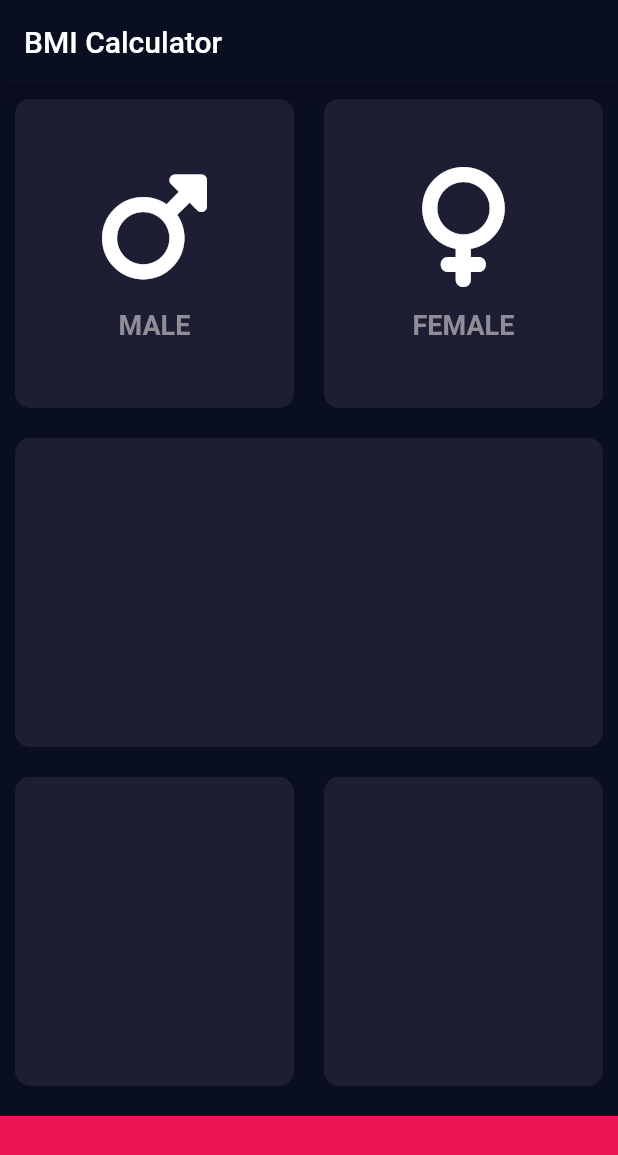
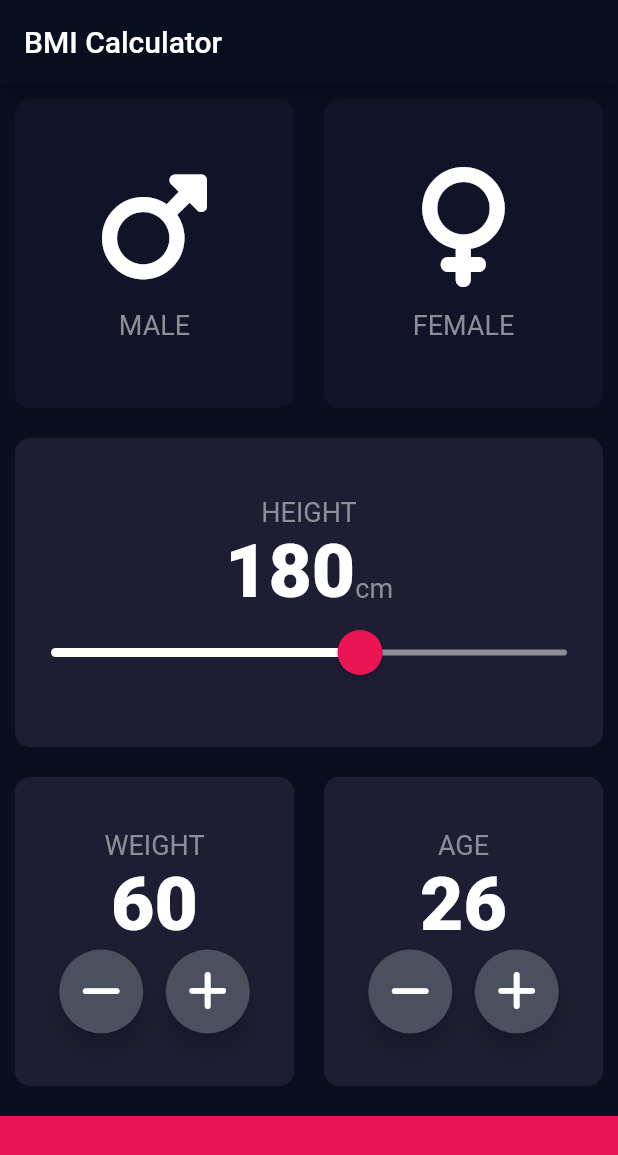
Before and after one commit to lukiszp/bmi_calc, a Flutter app: the screen it shows after launch, on a phone screen of 412 x 824 dp. Shown: the top 1155 px of the screen. Run offline on Flutter 3.47's test engine with Material 2 defaults, Android fonts, the phone set to English and light mode, and no system bars; our stand-ins replace font_awesome_flutter.

Commit message:
added height slider, weight, age param

```diff
--- /dev/null
+++ b/lib/constants.dart
@@ -0,0 +1,20 @@
+import 'package:flutter/material.dart';
+
+const kLabelTextStyle = TextStyle(
+  fontSize: 18,
+  color: kAccentColor,
+); // fontWeight: FontWeight.bold);
+
+const kBoldTextStyle = TextStyle(
+  fontSize: 50,
+  fontWeight: FontWeight.w900,
+);
+
+const kMainButtonStyle = ButtonStyle();
+
+const kBottomContainerHeight = 80.0;
+const kActiveCardColor = Color(0xFF1D1E33);
+const kInActiveCardColor = Color(0xFF111328);
+const kAccentColor = Color(0XFF8F8E98);
+const kAccentColor2 = Color(0xFFEB1555);
+const kMainColor = Colors.white;
--- a/lib/gender_widget.dart
+++ b/lib/gender_widget.dart
@@ -1,5 +1,6 @@
 import 'package:flutter/material.dart';
 import 'package:font_awesome_flutter/font_awesome_flutter.dart';
+import 'constants.dart';
 
 class GenderWidget extends StatelessWidget {
   const GenderWidget({
@@ -17,18 +18,12 @@ class GenderWidget extends StatelessWidget {
         Icon(
           isMale ? FontAwesomeIcons.mars : FontAwesomeIcons.venus,
           size: 80,
-          color: Colors.white,
+          color: kMainColor,
         ),
         const SizedBox(
           height: 15,
         ),
-        Text(
-          isMale ? "MALE" : "FEMALE",
-          style: const TextStyle(
-              fontSize: 18,
-              color: Color(0XFF8F8E98),
-              fontWeight: FontWeight.bold),
-        )
+        Text(isMale ? "MALE" : "FEMALE", style: kLabelTextStyle)
       ],
     );
   }
--- a/lib/input_page.dart
+++ b/lib/input_page.dart
@@ -1,10 +1,13 @@
 import 'package:flutter/material.dart';
 import 'reusable_card.dart';
 import 'gender_widget.dart';
+import 'constants.dart';
+import 'parameters_card.dart';
 
-const bottomContainerHeight = 80.0;
-const activeCardColor = Color(0xFF1D1E33);
-const bottomContainerColor = Color(0xFFEB1555);
+enum Gender {
+  male,
+  female,
+}
 
 class InputPage extends StatefulWidget {
   const InputPage({super.key});
@@ -13,6 +16,10 @@ class InputPage extends StatefulWidget {
 }
 
 class _InputPageState extends State<InputPage> {
+  Gender? selectedGender;
+
+  double height = 180;
+
   @override
   Widget build(BuildContext context) {
     return Scaffold(
@@ -21,39 +28,125 @@ class _InputPageState extends State<InputPage> {
         title: const Text('BMI Calculator'),
       ),
       body: Column(
+        crossAxisAlignment: CrossAxisAlignment.stretch,
         children: [
           Expanded(
             child: Row(
-              children: const [
+              children: [
                 Expanded(
-                    child: ReusableCard(
-                  color: activeCardColor,
-                  cardChild: GenderWidget(),
+                    child: GestureDetector(
+                  onTap: () {
+                    setState(() {
+                      selectedGender == Gender.male
+                          ? selectedGender = null
+                          : selectedGender = Gender.male;
+                    });
+                  },
+                  child: ReusableCard(
+                    color: selectedGender == Gender.male
+                        ? kActiveCardColor
+                        : kInActiveCardColor,
+                    cardChild: const GenderWidget(),
+                  ),
                 )),
                 Expanded(
-                    child: ReusableCard(
-                  color: activeCardColor,
-                  cardChild: GenderWidget(
-                    isMale: false,
+                    child: GestureDetector(
+                  onTap: () {
+                    setState(() {
+                      selectedGender == Gender.female
+                          ? selectedGender = null
+                          : selectedGender = Gender.female;
+                    });
+                  },
+                  child: ReusableCard(
+                    color: selectedGender == Gender.female
+                        ? kActiveCardColor
+                        : kInActiveCardColor,
+                    cardChild: const GenderWidget(
+                      isMale: false,
+                    ),
                   ),
                 )),
               ],
             ),
           ),
-          const Expanded(child: ReusableCard(color: activeCardColor)),
+          Expanded(
+              child: ReusableCard(
+            color: kActiveCardColor,
+            cardChild: Column(
+              mainAxisAlignment: MainAxisAlignment.center,
+              children: [
+                const Text(
+                  "HEIGHT",
+                  style: kLabelTextStyle,
+                ),
+                Row(
+                  crossAxisAlignment: CrossAxisAlignment.baseline,
+                  mainAxisAlignment: MainAxisAlignment.center,
+                  textBaseline: TextBaseline.alphabetic,
+                  children: [
+                    Text(
+                      '${height.toInt()}',
+                      style: kBoldTextStyle,
+                    ),
+                    const Text(
+                      'cm',
+                      style: kLabelTextStyle,
+                    ),
+                  ],
+                ),
+                SliderTheme(
+                  data: SliderTheme.of(context).copyWith(
+                      activeTrackColor: kMainColor,
+                      inactiveTrackColor: kAccentColor,
+                      overlayColor: kAccentColor2.withOpacity(0.2),
+                      thumbColor: kAccentColor2,
+                      thumbShape:
+                          const RoundSliderThumbShape(enabledThumbRadius: 15)),
+                  child: Slider(
+                    value: height,
+                    max: 220,
+                    min: 120,
+                    divisions: 100,
+                    onChanged: (value) {
+                      setState(() {
+                        height = value;
+                      });
+                    },
+                  ),
+                ),
+              ],
+            ),
+          )),
           Expanded(
             child: Row(
               children: const [
-                Expanded(child: ReusableCard(color: activeCardColor)),
-                Expanded(child: ReusableCard(color: activeCardColor)),
+                Expanded(
+                  child: ReusableCard(
+                    color: kActiveCardColor,
+                    cardChild: ParametersCard(
+                      tittleText: "WEIGHT",
+                      value: 60,
+                    ),
+                  ),
+                ),
+                Expanded(
+                  child: ReusableCard(
+                    color: kActiveCardColor,
+                    cardChild: ParametersCard(
+                      tittleText: "AGE",
+                      value: 26,
+                    ),
+                  ),
+                ),
               ],
             ),
           ),
           Container(
-            color: bottomContainerColor,
+            color: kAccentColor2,
             margin: const EdgeInsets.only(top: 10),
             width: double.infinity,
-            height: bottomContainerHeight,
+            height: kBottomContainerHeight,
           )
         ],
       ),
--- a/lib/main.dart
+++ b/lib/main.dart
@@ -1,5 +1,6 @@
 import 'package:flutter/material.dart';
 import 'input_page.dart';
+import 'constants.dart';
 
 void main() => runApp(const BMICalculator());
 
@@ -15,9 +16,9 @@ class BMICalculator extends StatelessWidget {
         // colorScheme:
         //     ColorScheme.fromSwatch().copyWith(secondary: Colors.purple),
         textTheme: const TextTheme(
-          bodyLarge: TextStyle(color: Colors.white),
-          bodyMedium: TextStyle(color: Colors.white),
-          bodySmall: TextStyle(color: Colors.white),
+          bodyLarge: TextStyle(color: kMainColor),
+          bodyMedium: TextStyle(color: kMainColor),
+          bodySmall: TextStyle(color: kMainColor),
         ),
       ),
       home: const InputPage(),
--- /dev/null
+++ b/lib/parameters_card.dart
@@ -0,0 +1,66 @@
+import 'package:flutter/material.dart';
+import 'package:font_awesome_flutter/font_awesome_flutter.dart';
+import 'constants.dart';
+
+class ParametersCard extends StatelessWidget {
+  const ParametersCard({super.key, required this.tittleText, this.value = 60});
+  final String tittleText;
+  final int value;
+
+  @override
+  Widget build(BuildContext context) {
+    return Column(
+      mainAxisAlignment: MainAxisAlignment.center,
+      children: [
+        Text(
+          tittleText,
+          style: kLabelTextStyle,
+        ),
+        Text(
+          value.toString(),
+          style: kBoldTextStyle,
+        ),
+        Row(
+          mainAxisAlignment: MainAxisAlignment.center,
+          children: const [
+            RoundIconButton(
+              icon: FontAwesomeIcons.minus,
+            ),
+            SizedBox(
+              width: 15,
+            ),
+            RoundIconButton(
+              icon: FontAwesomeIcons.plus,
+            ),
+          ],
+        )
+      ],
+    );
+  }
+}
+
+class RoundIconButton extends StatelessWidget {
+  const RoundIconButton({super.key, this.onPressed, this.icon});
+
+  final IconData? icon;
+  final Function? onPressed;
+
+  @override
+  Widget build(BuildContext context) {
+    return RawMaterialButton(
+      constraints: const BoxConstraints.tightFor(
+        width: 56,
+        height: 56,
+      ),
+      elevation: 6,
+      shape: const CircleBorder(),
+      fillColor: const Color(0xFF4C4F5E),
+      onPressed: () {},
+      child: Icon(
+        icon,
+        color: kMainColor,
+        size: 30,
+      ),
+    );
+  }
+}
```
Also changed, not shown: 1 other file.
